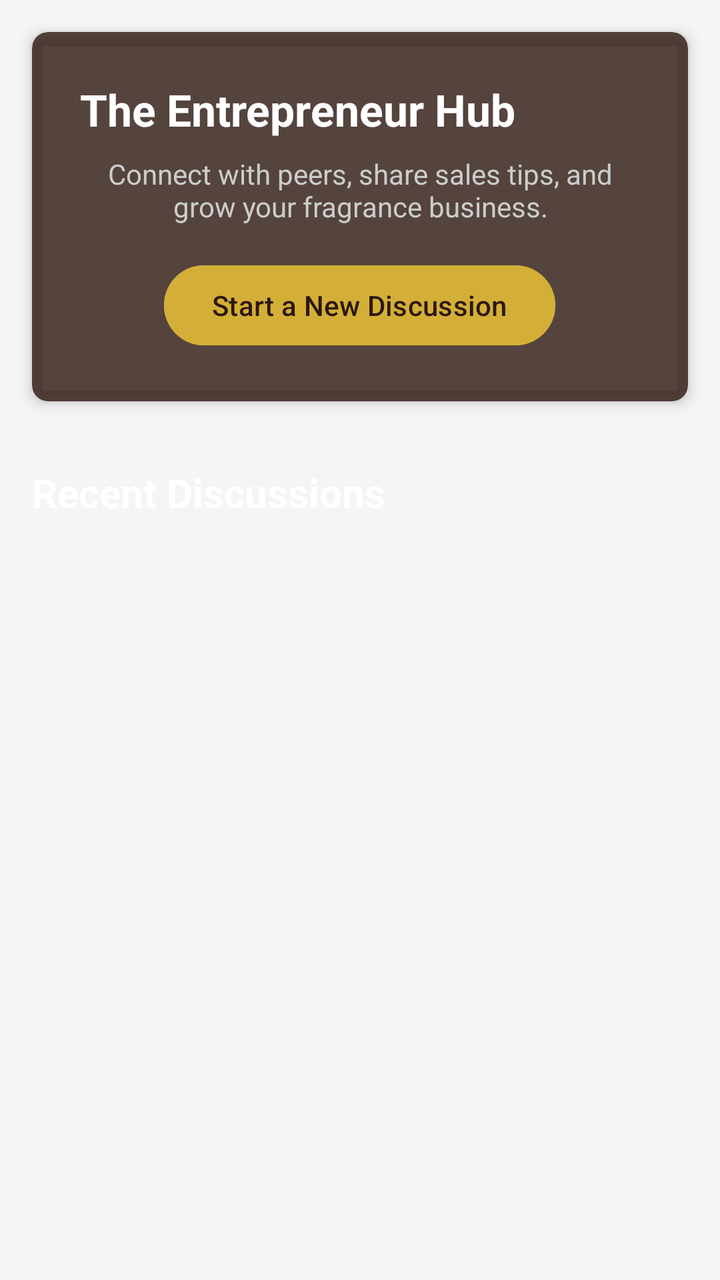
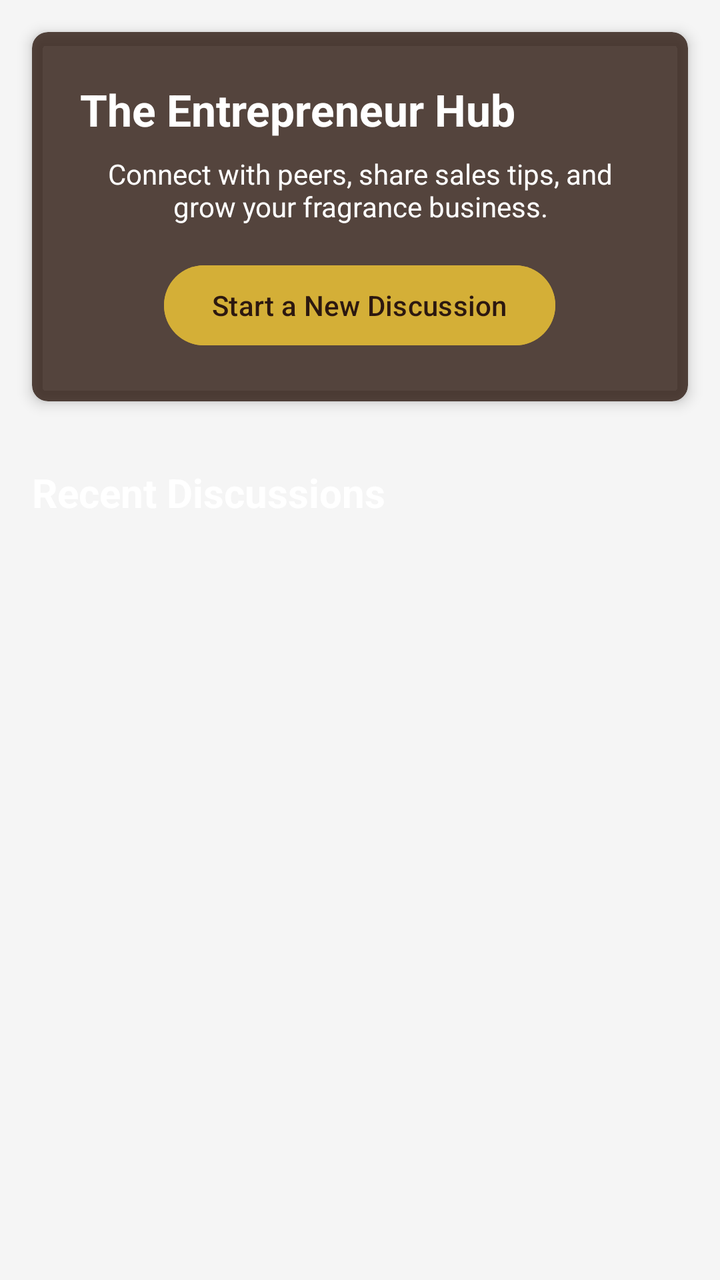

Compare the two renders of this Android layout. The source of the first and the diff that turns it into the second are given below.
<!-- AndroidManifest.xml: application theme Theme.MSTPerfumes -->
<!-- res/layout/fragment_forum.xml -->
<?xml version="1.0" encoding="utf-8"?>
<ScrollView xmlns:android="http://schemas.android.com/apk/res/android"
    xmlns:app="http://schemas.android.com/apk/res-auto"
    android:layout_width="match_parent"
    android:layout_height="match_parent"
    android:background="@android:color/transparent">

    <LinearLayout
        android:layout_width="match_parent"
        android:layout_height="wrap_content"
        android:orientation="vertical">

        
        <androidx.cardview.widget.CardView
            android:layout_width="match_parent"
            android:layout_height="wrap_content"
            android:layout_margin="16dp"
            app:cardCornerRadius="8dp"
            app:cardElevation="4dp"
            app:cardBackgroundColor="#CC2C1810">

            <LinearLayout
                android:layout_width="match_parent"
                android:layout_height="wrap_content"
                android:orientation="vertical"
                android:padding="24dp">

                <TextView
                    android:layout_width="wrap_content"
                    android:layout_height="wrap_content"
                    android:text="The Entrepreneur Hub"
                    android:textColor="@android:color/white"
                    android:textSize="22sp"
                    android:textStyle="bold"
                    android:gravity="center" />

                <TextView
                    android:layout_width="wrap_content"
                    android:layout_height="wrap_content"
                    android:layout_marginTop="8dp"
                    android:text="Connect with peers, share sales tips, and grow your fragrance business."
                    android:textColor="#CCCCCC"
                    android:textSize="14sp"
                    android:gravity="center" />

                <Button
                    android:id="@+id/btnNewDiscussion"
                    android:layout_width="wrap_content"
                    android:layout_height="wrap_content"
                    android:layout_gravity="center"
                    android:layout_marginTop="16dp"
                    android:backgroundTint="#D4AF37"
                    android:text="Start a New Discussion"
                    android:textColor="#2C1810" />

            </LinearLayout>
        </androidx.cardview.widget.CardView>

        
        <TextView
            android:layout_width="match_parent"
            android:layout_height="wrap_content"
            android:layout_marginLeft="16dp"
            android:layout_marginTop="16dp"
            android:layout_marginBottom="8dp"
            android:text="Recent Discussions"
            android:textColor="@android:color/white"
            android:textSize="20sp"
            android:textStyle="bold" />

        <androidx.recyclerview.widget.RecyclerView
            android:id="@+id/rvForumTopics"
            android:layout_width="match_parent"
            android:layout_height="wrap_content"
            android:layout_margin="8dp" />

    </LinearLayout>
</ScrollView>
<!-- resources referenced by this layout -->
<resources>
  <style name="Theme.MSTPerfumes" parent="Base.Theme.MSTPerfumes" />
  <style name="Base.Theme.MSTPerfumes" parent="Theme.Material3.DayNight.NoActionBar">
          
          <item name="colorPrimary">@color/deep_burgundy</item>
          <item name="colorSecondary">@color/golden_sand</item>
          <item name="android:colorBackground">@color/smoke_white</item>
          <item name="colorSurface">@color/smoke_white</item>
      </style>
  <color name="deep_burgundy">#4A0E17</color>
  <color name="golden_sand">#E5C158</color>
  <color name="smoke_white">#F5F5F5</color>
</resources>

<!-- the commit's change to res/layout/fragment_forum.xml (unified diff, before → after) -->
@@ -39,7 +39,7 @@
                     android:layout_height="wrap_content"
                     android:layout_marginTop="8dp"
                     android:text="Connect with peers, share sales tips, and grow your fragrance business."
-                    android:textColor="#CCCCCC"
+                    android:textColor="#FFFFFF"
                     android:textSize="14sp"
                     android:gravity="center" />
 
